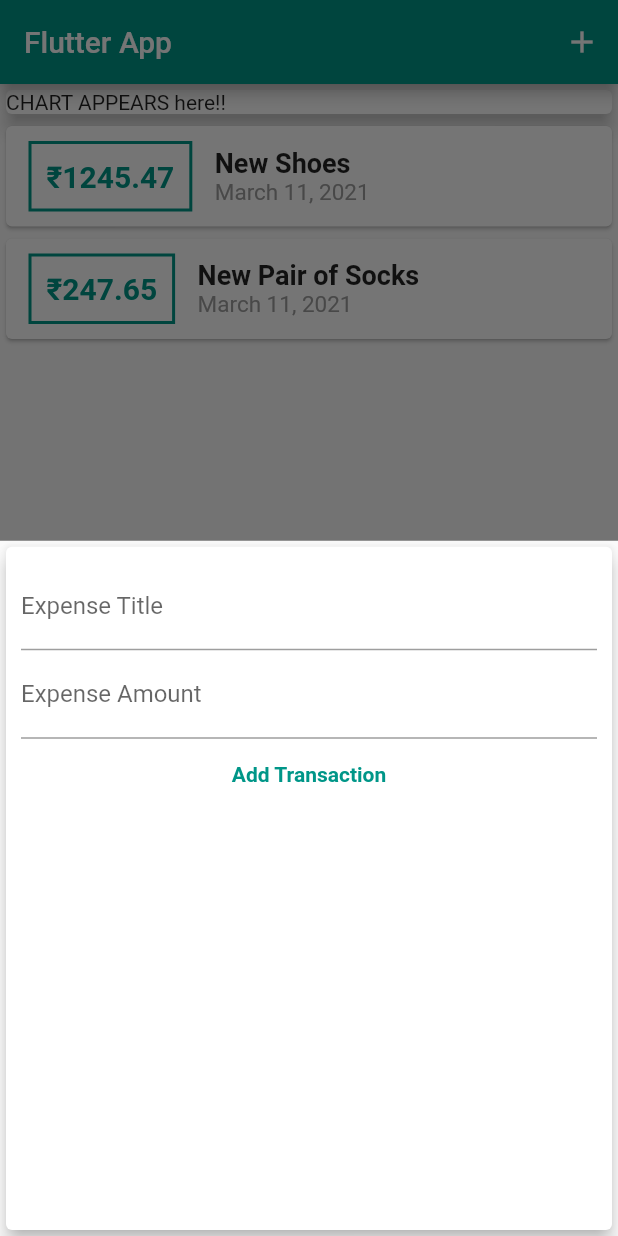
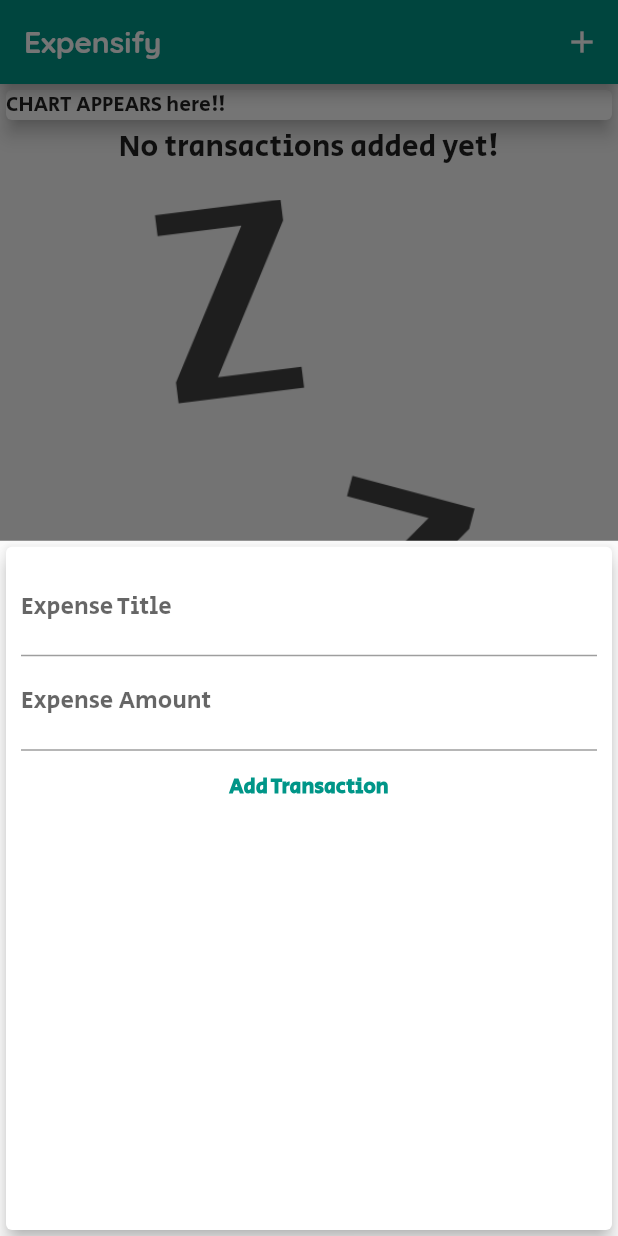
Before and after one commit to mandy8055/expensify, a Flutter app: the screen it shows after launch, after a tap on the "add" icon, on a phone screen of 412 x 824 dp. Run offline on Flutter 3.47's test engine with Material 2 defaults, Android fonts, the phone set to English and light mode, and no system bars.

Commit message:
1. Added custom font. 2. Adjusted automatic themeing. 3. Added image when the list is empty. 4. Performed housekeeping.

```diff
--- a/lib/main.dart
+++ b/lib/main.dart
@@ -11,7 +11,21 @@ class MyApp extends StatelessWidget {
   @override
   Widget build(BuildContext context) {
     return MaterialApp(
-      title: 'Flutter Demo',
+      theme: new ThemeData(
+        primarySwatch: Colors.teal,
+        fontFamily: 'SecularOne',
+        appBarTheme: AppBarTheme(
+          textTheme: ThemeData.light().textTheme.copyWith(
+                headline6: TextStyle(
+                  fontFamily: "Quicksand",
+                  fontWeight: FontWeight.bold,
+                  fontSize: 20,
+                ),
+              ),
+        ),
+      ),
+      debugShowCheckedModeBanner: false,
+      title: 'Expensify',
       home: MyHomePage(),
     );
   }
@@ -24,18 +38,18 @@ class MyHomePage extends StatefulWidget {
 
 class _MyHomePageState extends State<MyHomePage> {
   final List<Transaction> _userTransactions = [
-    new Transaction(
-      id: "t1",
-      title: "New Shoes",
-      amount: 1245.47,
-      date: DateTime.now(),
-    ),
-    new Transaction(
-      id: "t2",
-      title: "New Pair of Socks",
-      amount: 247.65,
-      date: DateTime.now(),
-    ),
+    // new Transaction(
+    //   id: "t1",
+    //   title: "New Shoes",
+    //   amount: 1245.47,
+    //   date: DateTime.now(),
+    // ),
+    // new Transaction(
+    //   id: "t2",
+    //   title: "New Pair of Socks",
+    //   amount: 247.65,
+    //   date: DateTime.now(),
+    // ),
   ];
   void _addNewTransaction(String txTitle, double txAmount) {
     var uuid = Uuid();
@@ -63,8 +77,7 @@ class _MyHomePageState extends State<MyHomePage> {
   Widget build(BuildContext context) {
     return Scaffold(
       appBar: AppBar(
-        title: Text("Flutter App"),
-        backgroundColor: Colors.teal,
+        title: Text("Expensify"),
         actions: <Widget>[
           IconButton(
             icon: Icon(Icons.add),
--- a/lib/widgets/new_transaction.dart
+++ b/lib/widgets/new_transaction.dart
@@ -19,7 +19,12 @@ class _NewTransactionState extends State<NewTransaction> {
     final enteredTitle = titleController.text;
     final enteredAmount = double.parse(amountController.text);
     if (enteredTitle.isEmpty || enteredAmount <= 0) return;
-    widget.addTx(enteredTitle, enteredAmount);
+
+    widget.addTx(
+      enteredTitle,
+      enteredAmount,
+    );
+    Navigator.of(context).pop();
   }
 
   @override
@@ -32,12 +37,6 @@ class _NewTransactionState extends State<NewTransaction> {
             TextField(
               decoration: InputDecoration(
                 labelText: "Expense Title",
-                focusColor: Colors.teal,
-                focusedBorder: UnderlineInputBorder(
-                  borderSide: BorderSide(
-                    color: Colors.teal,
-                  ),
-                ),
               ),
               // onChanged: (val) => titleInput = val,
               controller: titleController,
@@ -46,11 +45,6 @@ class _NewTransactionState extends State<NewTransaction> {
             TextField(
               decoration: InputDecoration(
                 labelText: "Expense Amount",
-                focusedBorder: UnderlineInputBorder(
-                  borderSide: BorderSide(
-                    color: Colors.teal,
-                  ),
-                ),
               ),
               // onChanged: (val) => amountInput = val,
               controller: amountController,
@@ -63,7 +57,6 @@ class _NewTransactionState extends State<NewTransaction> {
                 'Add Transaction',
                 style: TextStyle(
                   fontWeight: FontWeight.bold,
-                  color: Colors.teal,
                 ),
               ),
             )
--- a/lib/widgets/transaction_list.dart
+++ b/lib/widgets/transaction_list.dart
@@ -11,7 +11,26 @@ class TransactionList extends StatelessWidget {
   Widget build(BuildContext context) {
     return Container(
       height: 600,
-      child: ListView.builder(
+      child: transactions.isEmpty
+          ? Column(
+              children: <Widget>[
+                Text(
+                  "No transactions added yet!",
+                  style: Theme.of(context).textTheme.headline6,
+                ),
+                SizedBox(
+                  height: 20,
+                ),
+                Container(
+                  height: 500,
+                  child: Image.asset(
+                    'assets/images/waiting.png',
+                    fit: BoxFit.cover,
+                  ),
+                ),
+              ],
+            )
+          : ListView.builder(
               itemBuilder: (ctx, index) {
                 return Card(
                   child: Row(
```
Also changed, not shown: pubspec.yaml (+18 -9 lines), assets/fonts/OpenSans-Bold.ttf (added), assets/fonts/OpenSans-Regular.ttf (added), assets/fonts/Quicksand-Bold.ttf (added), assets/fonts/Quicksand-Light.ttf (added), assets/fonts/Quicksand-Medium.ttf (added), assets/fonts/Quicksand-Regular.ttf (added), assets/fonts/SecularOne-Regular.ttf (added), assets/images/waiting.png (added). Lines whose indentation alone changed are shown as unchanged.
